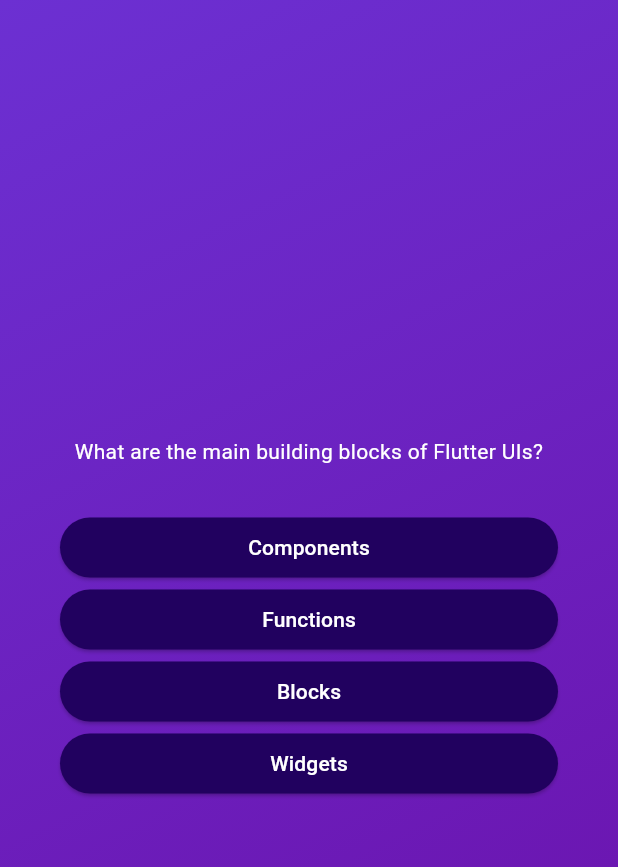
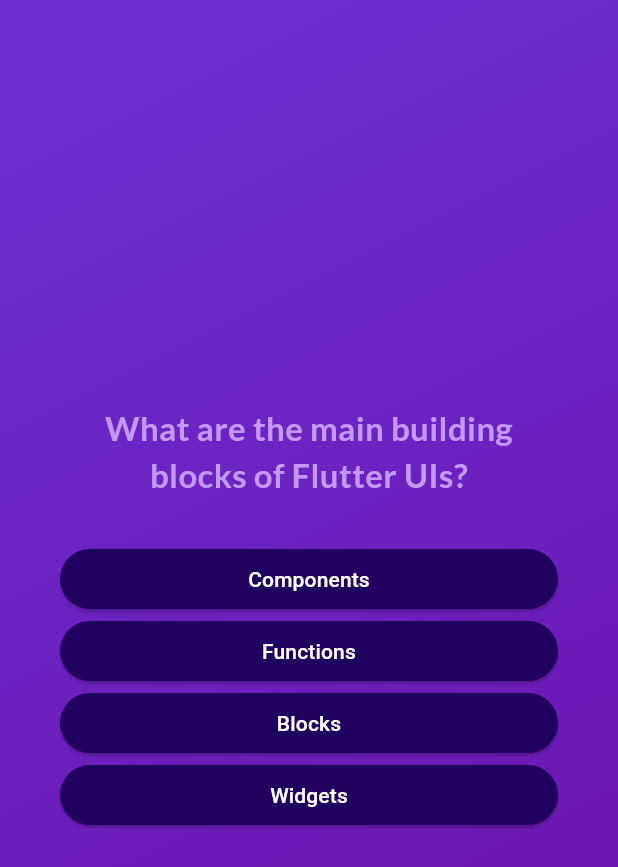
Before and after one commit to KishnaBansal/QuizApp, a Flutter app: the screen it shows after launch, after a tap on "Start Quiz", on a phone screen of 412 x 824 dp. Shown: the top 867 px of the screen. Run offline on Flutter 3.47's test engine with Material 3 defaults, Android fonts, the phone set to English and light mode, and no system bars; our stand-ins replace google_fonts.

Commit message:
made different answer buttons to work and imported a external package i.e.,Google Fonts

```diff
--- a/lib/answer_button.dart
+++ b/lib/answer_button.dart
@@ -25,7 +25,7 @@ class AnswerButton extends StatelessWidget {
           borderRadius: BorderRadius.circular(40),
         ),
       ),
-      child: Text(answerText),
+      child: Text(answerText, textAlign: TextAlign.center),
     );
   }
 }
--- a/lib/questions_screen.dart
+++ b/lib/questions_screen.dart
@@ -1,6 +1,8 @@
 import 'package:flutter/material.dart';
+import 'package:google_fonts/google_fonts.dart';
 import 'package:quiz_app/answer_button.dart';
 import 'package:quiz_app/data/questions.dart';
+import 'package:google_fonts/google_fonts.dart';
 
 class QuestionsScreen extends StatefulWidget {
   const QuestionsScreen({super.key});
@@ -12,9 +14,17 @@ class QuestionsScreen extends StatefulWidget {
 }
 
 class _QuestionsScreenState extends State<QuestionsScreen> {
+  var currQuesIndex = 0;
+
+  void answerQuestion() {
+    setState(() {
+      currQuesIndex += 1;
+    });
+  }
+
   @override
   Widget build(context) {
-    final currentQuestion = questions[0];
+    final currentQuestion = questions[currQuesIndex];
 
     return SizedBox(
       width: double.infinity,
@@ -26,14 +36,16 @@ class _QuestionsScreenState extends State<QuestionsScreen> {
           children: [
             Text(
               currentQuestion.text,
-              style: const TextStyle(
-                color: Colors.white,
+              style: GoogleFonts.lato(
+                color: const Color.fromARGB(255, 197, 153, 251),
+                fontSize: 22,
+                fontWeight: FontWeight.bold,
               ),
               textAlign: TextAlign.center,
             ),
             const SizedBox(height: 30),
             ...currentQuestion.getShuffledAnswers().map((answer) {
-              return AnswerButton(answerText: answer, onTap: () {});
+              return AnswerButton(answerText: answer, onTap: answerQuestion);
             })
           ],
         ),
--- a/lib/start_screen.dart
+++ b/lib/start_screen.dart
@@ -1,4 +1,5 @@
 import 'package:flutter/material.dart';
+import 'package:google_fonts/google_fonts.dart';
 
 class StartScreen extends StatelessWidget {
   //const StartScreen(void Function() startQuiz,{super.key});   //We wanted a function that takes no argument and also doesn't return a value like switchScreen.
@@ -25,9 +26,12 @@ class StartScreen extends StatelessWidget {
           //   ),
           // ),
           const SizedBox(height: 80),
-          const Text(
+          Text(
             "Learn Flutter the fun way!!",
-            style: TextStyle(fontSize: 24, color: Colors.white),
+            style: GoogleFonts.lato(
+              fontSize: 24,
+              color: Colors.white
+           ),
           ),
           const SizedBox(height: 57),
           OutlinedButton.icon(
--- a/pubspec.yaml
+++ b/pubspec.yaml
@@ -35,6 +35,7 @@ dependencies:
   # The following adds the Cupertino Icons font to your application.
   # Use with the CupertinoIcons class for iOS style icons.
   cupertino_icons: ^1.0.2
+  google_fonts: ^6.1.0
 
 dev_dependencies:
   flutter_test:
```
Also changed, not shown: pubspec.lock, 1 other file.
